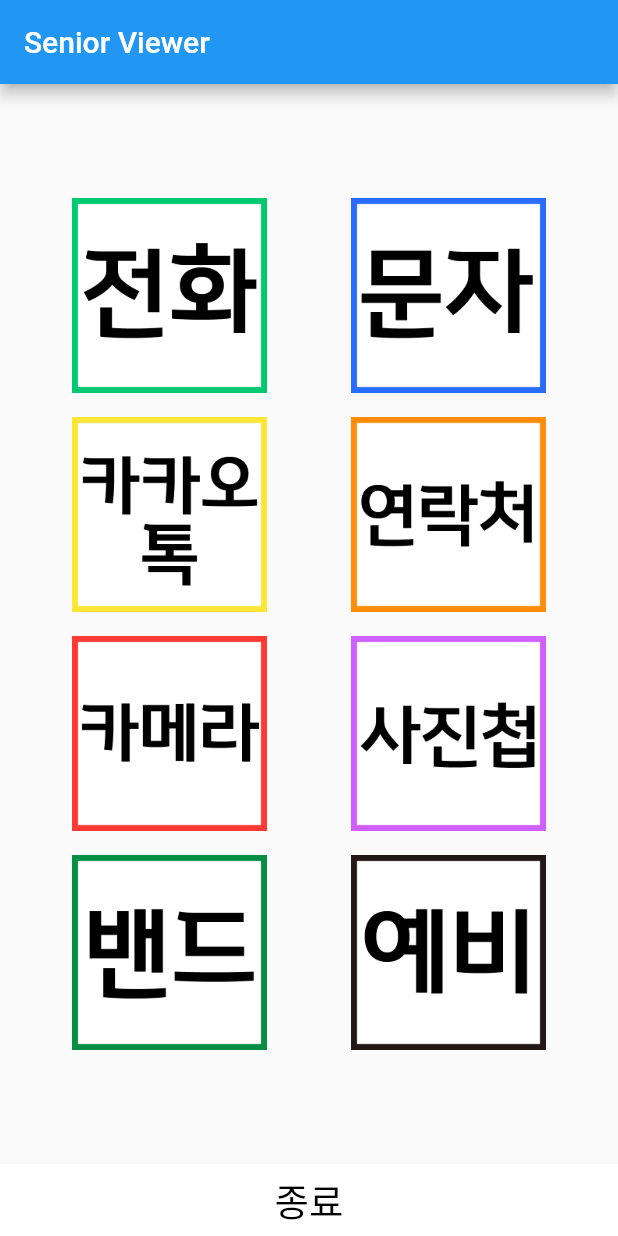
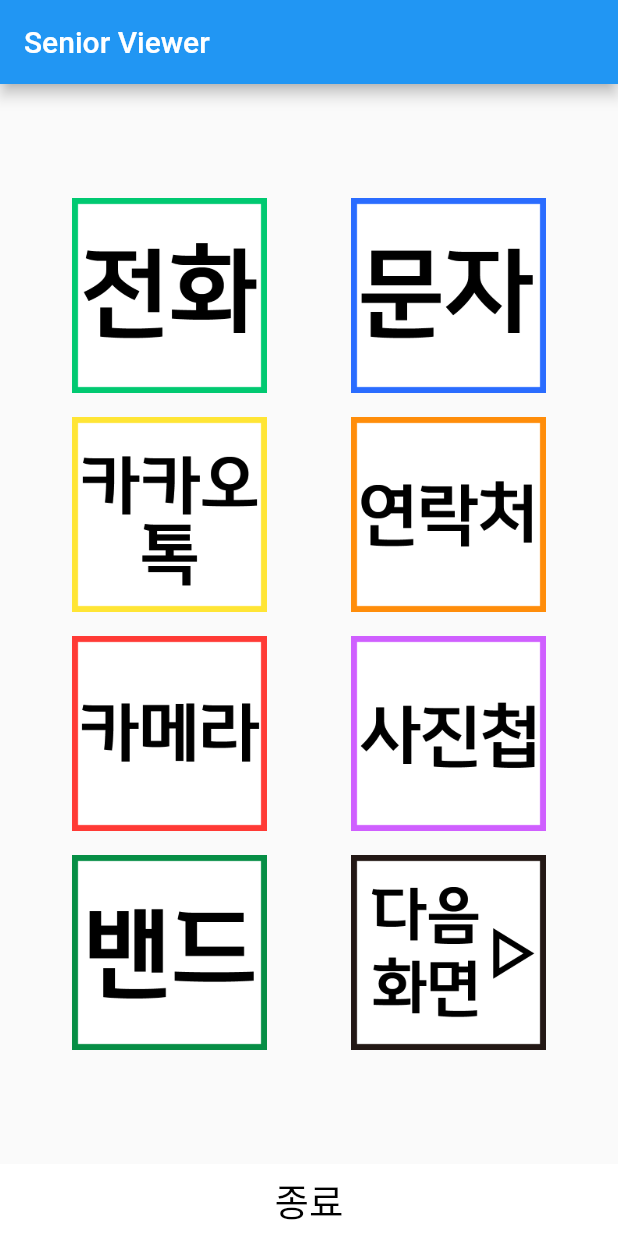
Before and after one commit to DSC-KMOU-App/SeniorHanGeulViewer, a Flutter app: the screen it shows after launch, on a phone screen of 412 x 824 dp. Run offline on Flutter 3.47's test engine with Material 2 defaults, Android fonts, the phone set to English and light mode, and no system bars; our stand-ins replace shared_preferences, table_calendar.

Commit message:
Update page 1.dart

```diff
--- a/flutter_app1/lib/page 1.dart
+++ b/flutter_app1/lib/page 1.dart
@@ -116,7 +116,7 @@
                       width: 40.0,
                     ),
                     IconButton(
-                      icon: Image.asset('images/extra.png'),
+                      icon: Image.asset('images/next_page.png'),
                       onPressed: () async {
                         await Navigator.pushReplacement(
                             context, MaterialPageRoute(builder: (context) => Page2()));
```
